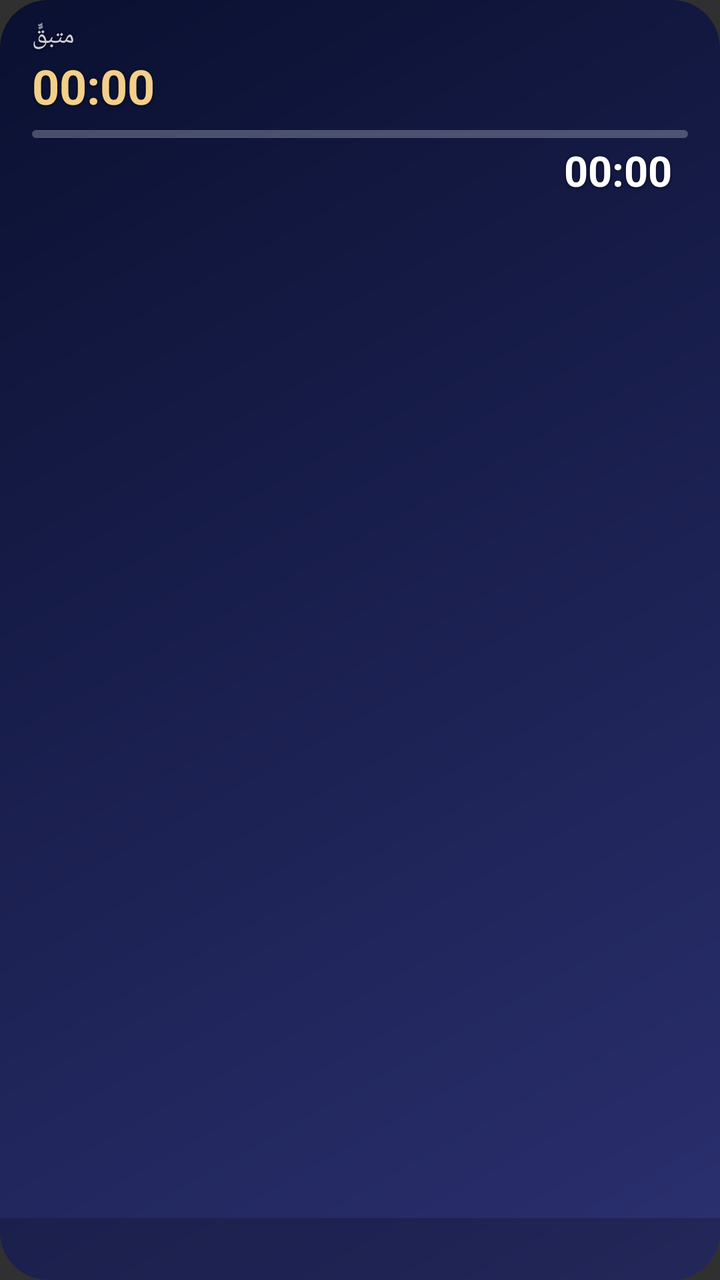
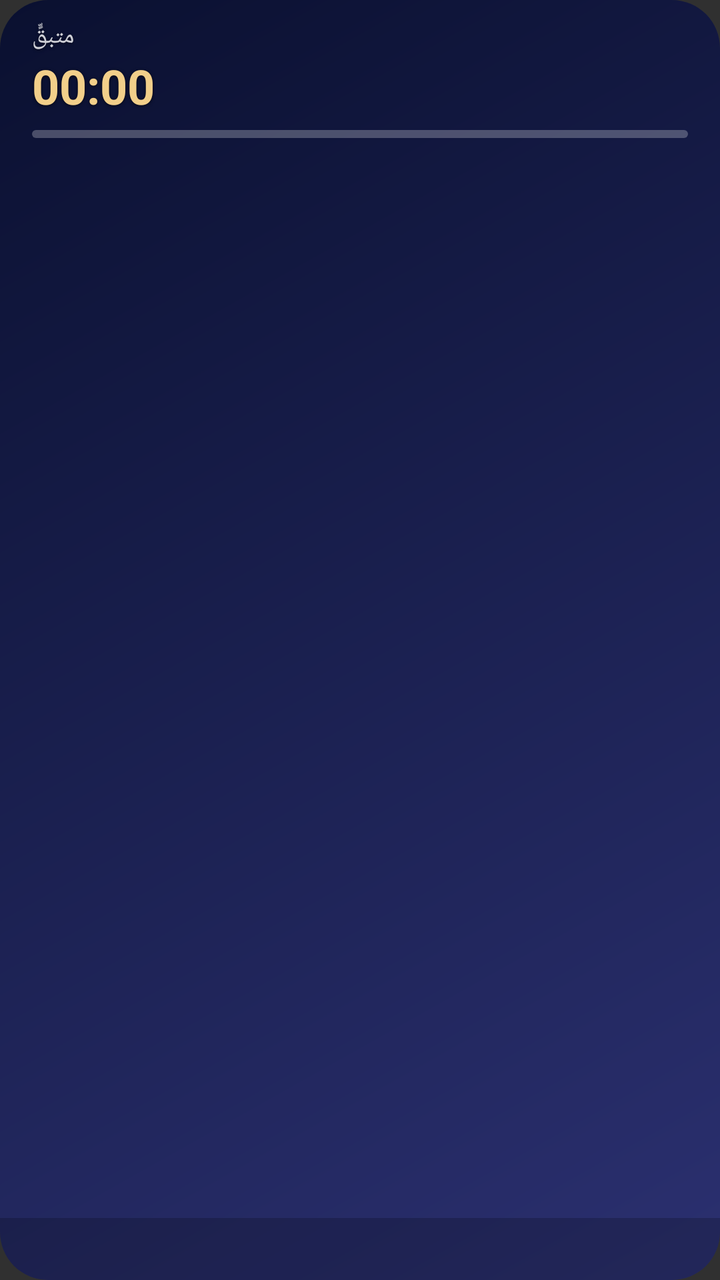

An Android layout rendered at two revisions. The XML below is the earlier revision; the diff shows what the commit changed to produce the second picture.
<!-- AndroidManifest.xml: application theme android:Theme.Material.NoActionBar.Fullscreen -->
<!-- res/layout/widget_prayer.xml -->
<?xml version="1.0" encoding="utf-8"?>
<FrameLayout xmlns:android="http://schemas.android.com/apk/res/android"
    android:id="@+id/root"
    android:layout_width="match_parent"
    android:layout_height="match_parent"
    android:layoutDirection="rtl">

    
    <ImageView
        android:id="@+id/bg"
        android:layout_width="match_parent"
        android:layout_height="match_parent"
        android:scaleType="fitXY"
        android:src="@drawable/widget_bg_night" />

<LinearLayout
    android:layout_width="match_parent"
    android:layout_height="match_parent"
    android:layoutDirection="rtl"
    android:orientation="vertical">

    
    <LinearLayout
        android:layout_width="match_parent"
        android:layout_height="wrap_content"
        android:layout_marginTop="10dp"
        android:layout_marginStart="16dp"
        android:layout_marginEnd="16dp"
        android:gravity="center_vertical"
        android:layoutDirection="rtl"
        android:orientation="horizontal">

        <LinearLayout
            android:layout_width="wrap_content"
            android:layout_height="wrap_content"
            android:orientation="vertical">

            <TextView
                android:id="@+id/city"
                style="@style/WidgetText"
                android:layout_width="wrap_content"
                android:layout_height="wrap_content"
                android:alpha="0.8"
                android:textSize="12sp" />

            <LinearLayout
                android:layout_width="wrap_content"
                android:layout_height="wrap_content"
                android:baselineAligned="true"
                android:layoutDirection="rtl"
                android:orientation="horizontal">

                <TextView
                    android:id="@+id/next_name"
                    style="@style/WidgetText"
                    android:layout_width="wrap_content"
                    android:layout_height="wrap_content"
                    android:textSize="24sp"
                    android:textStyle="bold" />

                <TextView
                    android:id="@+id/next_time"
                    style="@style/WidgetText"
                    android:layout_width="wrap_content"
                    android:layout_height="wrap_content"
                    android:layout_marginStart="8dp"
                    android:textSize="17sp" />
            </LinearLayout>
        </LinearLayout>

        
        <ViewFlipper
            android:id="@+id/ev_flip"
            android:layout_width="0dp"
            android:layout_height="wrap_content"
            android:layout_weight="1"
            android:layout_marginStart="6dp"
            android:layout_marginEnd="6dp"
            android:autoStart="true"
            android:flipInterval="5000"
            android:inAnimation="@android:anim/fade_in"
            android:outAnimation="@android:anim/fade_out">
            <LinearLayout
                android:layout_width="match_parent"
                android:layout_height="wrap_content"
                android:gravity="center_horizontal"
                android:orientation="vertical">

                <TextView
                    android:id="@+id/ev0n"
                    style="@style/WidgetText"
                    android:layout_width="wrap_content"
                    android:layout_height="wrap_content"
                    android:ellipsize="end"
                    android:maxLines="1"
                    android:textColor="#F2CF8A"
                    android:textSize="13sp"
                    android:textStyle="bold" />

                <TextView
                    android:id="@+id/ev0d"
                    style="@style/WidgetText"
                    android:layout_width="wrap_content"
                    android:layout_height="wrap_content"
                    android:maxLines="1"
                    android:textSize="13sp" />
            </LinearLayout>

            <LinearLayout
                android:layout_width="match_parent"
                android:layout_height="wrap_content"
                android:gravity="center_horizontal"
                android:orientation="vertical">

                <TextView
                    android:id="@+id/ev1n"
                    style="@style/WidgetText"
                    android:layout_width="wrap_content"
                    android:layout_height="wrap_content"
                    android:ellipsize="end"
                    android:maxLines="1"
                    android:textColor="#F2CF8A"
                    android:textSize="13sp"
                    android:textStyle="bold" />

                <TextView
                    android:id="@+id/ev1d"
                    style="@style/WidgetText"
                    android:layout_width="wrap_content"
                    android:layout_height="wrap_content"
                    android:maxLines="1"
                    android:textSize="13sp" />
            </LinearLayout>

            <LinearLayout
                android:layout_width="match_parent"
                android:layout_height="wrap_content"
                android:gravity="center_horizontal"
                android:orientation="vertical">

                <TextView
                    android:id="@+id/ev2n"
                    style="@style/WidgetText"
                    android:layout_width="wrap_content"
                    android:layout_height="wrap_content"
                    android:ellipsize="end"
                    android:maxLines="1"
                    android:textColor="#F2CF8A"
                    android:textSize="13sp"
                    android:textStyle="bold" />

                <TextView
                    android:id="@+id/ev2d"
                    style="@style/WidgetText"
                    android:layout_width="wrap_content"
                    android:layout_height="wrap_content"
                    android:maxLines="1"
                    android:textSize="13sp" />
            </LinearLayout>
        </ViewFlipper>

        <LinearLayout
            android:layout_width="wrap_content"
            android:layout_height="wrap_content"
            android:gravity="end"
            android:orientation="vertical">

            <TextView
                android:id="@+id/left_label"
                style="@style/WidgetText"
                android:layout_width="wrap_content"
                android:layout_height="wrap_content"
                android:alpha="0.8"
                android:text="متبقٍّ"
                android:textSize="12sp" />

            <Chronometer
                android:id="@+id/countdown"
                style="@style/WidgetText"
                android:layout_width="wrap_content"
                android:layout_height="wrap_content"
                android:textColor="#F2CF8A"
                android:textSize="24sp"
                android:textStyle="bold" />
        </LinearLayout>
    </LinearLayout>

    
    <ProgressBar
        android:id="@+id/progress"
        style="?android:attr/progressBarStyleHorizontal"
        android:layout_width="match_parent"
        android:layout_height="4dp"
        android:layout_marginTop="6dp"
        android:layout_marginStart="16dp"
        android:layout_marginEnd="16dp"
        android:indeterminate="false"
        android:max="1000"
        android:progressDrawable="@drawable/widget_bar" />

    <LinearLayout
        android:id="@+id/prog_row"
        android:layout_width="match_parent"
        android:layout_height="wrap_content"
        android:layout_marginTop="2dp"
        android:layout_marginStart="16dp"
        android:layout_marginEnd="16dp"
        android:layoutDirection="rtl"
        android:orientation="horizontal">

        <TextView
            android:id="@+id/cur_name"
            style="@style/WidgetText"
            android:layout_width="wrap_content"
            android:layout_height="wrap_content"
            android:layout_gravity="center_vertical"
            android:textSize="15sp"
            android:textStyle="bold" />

        <Chronometer
            android:id="@+id/elapsed"
            style="@style/WidgetText"
            android:textDirection="ltr"
            android:layout_width="wrap_content"
            android:layout_height="wrap_content"
            android:layout_marginStart="8dp"
            android:textSize="21sp"
            android:textStyle="bold" />
    </LinearLayout>

    
    <LinearLayout
        android:layout_width="match_parent"
        android:layout_height="wrap_content"
        android:layout_marginTop="4dp"
        android:layout_marginStart="8dp"
        android:layout_marginEnd="8dp"
        android:layoutDirection="rtl"
        android:orientation="horizontal">
        <LinearLayout android:id="@+id/col0" style="@style/WidgetCol">
            <TextView android:id="@+id/n0" style="@style/WidgetName" />
            <TextView android:id="@+id/t0" style="@style/WidgetTime" />
        </LinearLayout>
        <LinearLayout android:id="@+id/col1" style="@style/WidgetCol">
            <TextView android:id="@+id/n1" style="@style/WidgetName" />
            <TextView android:id="@+id/t1" style="@style/WidgetTime" />
        </LinearLayout>
        <LinearLayout android:id="@+id/col2" style="@style/WidgetCol">
            <TextView android:id="@+id/n2" style="@style/WidgetName" />
            <TextView android:id="@+id/t2" style="@style/WidgetTime" />
        </LinearLayout>
        <LinearLayout android:id="@+id/col3" style="@style/WidgetCol">
            <TextView android:id="@+id/n3" style="@style/WidgetName" />
            <TextView android:id="@+id/t3" style="@style/WidgetTime" />
        </LinearLayout>
        <LinearLayout android:id="@+id/col4" style="@style/WidgetCol">
            <TextView android:id="@+id/n4" style="@style/WidgetName" />
            <TextView android:id="@+id/t4" style="@style/WidgetTime" />
        </LinearLayout>
        <LinearLayout android:id="@+id/col5" style="@style/WidgetCol">
            <TextView android:id="@+id/n5" style="@style/WidgetName" />
            <TextView android:id="@+id/t5" style="@style/WidgetTime" />
        </LinearLayout>
    </LinearLayout>

    
    <ViewFlipper
        android:id="@+id/flip"
        android:layout_width="match_parent"
        android:layout_height="0dp"
        android:layout_weight="1"
        android:layout_marginStart="16dp"
        android:layout_marginEnd="16dp"
        android:autoStart="true"
        android:flipInterval="8000"
        android:inAnimation="@android:anim/fade_in"
        android:outAnimation="@android:anim/fade_out">

        <TextView
            android:id="@+id/dua"
            style="@style/WidgetText"
            android:layout_width="match_parent"
            android:layout_height="match_parent"
            android:ellipsize="end"
            android:gravity="center"
            android:maxLines="1"
            android:textSize="13sp" />

        <LinearLayout
            android:layout_width="match_parent"
            android:layout_height="match_parent"
            android:gravity="center"
            android:layoutDirection="rtl"
            android:orientation="horizontal">

            <TextView
                android:id="@+id/info_label"
                style="@style/WidgetText"
                android:layout_width="wrap_content"
                android:layout_height="wrap_content"
                android:ellipsize="end"
                android:maxLines="1"
                android:gravity="center"
                android:textSize="13sp" />

            <Chronometer
                android:id="@+id/info_chrono"
                style="@style/WidgetText"
                android:layout_width="wrap_content"
                android:layout_height="wrap_content"
                android:layout_marginStart="6dp"
                android:textColor="#F2CF8A"
                android:textSize="14sp"
                android:textStyle="bold"
                android:visibility="gone" />
        </LinearLayout>
    </ViewFlipper>

    
    <LinearLayout
        android:id="@+id/foot"
        android:layout_width="match_parent"
        android:layout_height="wrap_content"
        android:background="@drawable/widget_foot"
        android:gravity="center_vertical"
        android:layoutDirection="rtl"
        android:orientation="horizontal"
        android:paddingStart="16dp"
        android:paddingEnd="16dp"
        android:paddingTop="5dp"
        android:paddingBottom="7dp">

        <ImageView
            android:id="@+id/moon"
            android:layout_width="16dp"
            android:layout_height="16dp"
            android:layout_marginEnd="6dp" />

        <TextView
            android:id="@+id/hijri"
            style="@style/WidgetText"
            android:layout_width="wrap_content"
            android:layout_height="wrap_content"
            android:maxLines="1"
            android:textSize="13sp" />

        <TextView
            android:layout_width="0dp"
            android:layout_height="wrap_content"
            android:layout_weight="1" />

        <TextView
            android:id="@+id/greg"
            style="@style/WidgetText"
            android:layout_width="wrap_content"
            android:layout_height="wrap_content"
            android:maxLines="1"
            android:textSize="13sp" />
    </LinearLayout>
</LinearLayout>
</FrameLayout>
<!-- resources referenced by this layout -->
<resources>
  <!-- drawable widget_bar (drawable) -->
  <?xml version="1.0" encoding="utf-8"?>
  <layer-list xmlns:android="http://schemas.android.com/apk/res/android">
      <item android:id="@android:id/background">
          <shape android:shape="rectangle">
              <corners android:radius="2dp" />
              <solid android:color="#40FFFFFF" />
          </shape>
      </item>
      <item android:id="@android:id/progress">
          <clip android:clipOrientation="horizontal" android:gravity="right">
              <shape android:shape="rectangle">
                  <corners android:radius="2dp" />
                  <solid android:color="#F2CF8A" />
              </shape>
          </clip>
      </item>
  </layer-list>
  <!-- drawable widget_bg_night (drawable) -->
  <?xml version="1.0" encoding="utf-8"?>
  <shape xmlns:android="http://schemas.android.com/apk/res/android" android:shape="rectangle">
      <corners android:radius="24dp" />
      <gradient android:angle="315" android:startColor="#0A1030" android:endColor="#2B3070" />
  </shape>
  <!-- drawable widget_foot (drawable) -->
  <?xml version="1.0" encoding="utf-8"?>
  <shape xmlns:android="http://schemas.android.com/apk/res/android" android:shape="rectangle">
      <corners android:bottomLeftRadius="24dp" android:bottomRightRadius="24dp" />
      <solid android:color="#33000000" />
  </shape>
  <style name="WidgetCol">
          <item name="android:layout_width">0dp</item>
          <item name="android:layout_height">wrap_content</item>
          <item name="android:layout_weight">1</item>
          <item name="android:orientation">vertical</item>
          <item name="android:gravity">center_horizontal</item>
          <item name="android:paddingTop">3dp</item>
          <item name="android:paddingBottom">3dp</item>
      </style>
  <style name="WidgetName" parent="WidgetText">
          <item name="android:layout_width">wrap_content</item>
          <item name="android:layout_height">wrap_content</item>
          <item name="android:textSize">13sp</item>
      </style>
  <style name="WidgetText">
          <item name="android:textColor">#FFFFFF</item>
          <item name="android:shadowColor">#B3000000</item>
          <item name="android:shadowDy">1</item>
          <item name="android:shadowRadius">4</item>
      </style>
  <style name="WidgetTime" parent="WidgetText">
          <item name="android:layout_width">wrap_content</item>
          <item name="android:layout_height">wrap_content</item>
          <item name="android:textSize">17sp</item>
          <item name="android:textStyle">bold</item>
      </style>
</resources>

<!-- the commit's change to res/layout/widget_prayer.xml (unified diff, before → after) -->
@@ -94,7 +94,7 @@
                     android:ellipsize="end"
                     android:maxLines="1"
                     android:textColor="#F2CF8A"
-                    android:textSize="13sp"
+                    android:textSize="17sp"
                     android:textStyle="bold" />
 
                 <TextView
@@ -103,7 +103,7 @@
                     android:layout_width="wrap_content"
                     android:layout_height="wrap_content"
                     android:maxLines="1"
-                    android:textSize="13sp" />
+                    android:textSize="17sp" />
             </LinearLayout>
 
             <LinearLayout
@@ -120,7 +120,7 @@
                     android:ellipsize="end"
                     android:maxLines="1"
                     android:textColor="#F2CF8A"
-                    android:textSize="13sp"
+                    android:textSize="17sp"
                     android:textStyle="bold" />
 
                 <TextView
@@ -129,7 +129,7 @@
                     android:layout_width="wrap_content"
                     android:layout_height="wrap_content"
                     android:maxLines="1"
-                    android:textSize="13sp" />
+                    android:textSize="17sp" />
             </LinearLayout>
 
             <LinearLayout
@@ -146,7 +146,7 @@
                     android:ellipsize="end"
                     android:maxLines="1"
                     android:textColor="#F2CF8A"
-                    android:textSize="13sp"
+                    android:textSize="17sp"
                     android:textStyle="bold" />
 
                 <TextView
@@ -155,7 +155,7 @@
                     android:layout_width="wrap_content"
                     android:layout_height="wrap_content"
                     android:maxLines="1"
-                    android:textSize="13sp" />
+                    android:textSize="17sp" />
             </LinearLayout>
         </ViewFlipper>
 
@@ -197,36 +197,6 @@
         android:indeterminate="false"
         android:max="1000"
         android:progressDrawable="@drawable/widget_bar" />
-
-    <LinearLayout
-        android:id="@+id/prog_row"
-        android:layout_width="match_parent"
-        android:layout_height="wrap_content"
-        android:layout_marginTop="2dp"
-        android:layout_marginStart="16dp"
-        android:layout_marginEnd="16dp"
-        android:layoutDirection="rtl"
-        android:orientation="horizontal">
-
-        <TextView
-            android:id="@+id/cur_name"
-            style="@style/WidgetText"
-            android:layout_width="wrap_content"
-            android:layout_height="wrap_content"
-            android:layout_gravity="center_vertical"
-            android:textSize="15sp"
-            android:textStyle="bold" />
-
-        <Chronometer
-            android:id="@+id/elapsed"
-            style="@style/WidgetText"
-            android:textDirection="ltr"
-            android:layout_width="wrap_content"
-            android:layout_height="wrap_content"
-            android:layout_marginStart="8dp"
-            android:textSize="21sp"
-            android:textStyle="bold" />
-    </LinearLayout>
 
     
     <LinearLayout
@@ -330,6 +300,19 @@
         android:paddingTop="5dp"
         android:paddingBottom="7dp">
 
+        <TextView
+            android:id="@+id/greg"
+            style="@style/WidgetText"
+            android:layout_width="wrap_content"
+            android:layout_height="wrap_content"
+            android:maxLines="1"
+            android:textSize="13sp" />
+
+        <TextView
+            android:layout_width="0dp"
+            android:layout_height="wrap_content"
+            android:layout_weight="1" />
+
         <ImageView
             android:id="@+id/moon"
             android:layout_width="16dp"
@@ -343,19 +326,6 @@
             android:layout_height="wrap_content"
             android:maxLines="1"
             android:textSize="13sp" />
-
-        <TextView
-            android:layout_width="0dp"
-            android:layout_height="wrap_content"
-            android:layout_weight="1" />
-
-        <TextView
-            android:id="@+id/greg"
-            style="@style/WidgetText"
-            android:layout_width="wrap_content"
-            android:layout_height="wrap_content"
-            android:maxLines="1"
-            android:textSize="13sp" />
     </LinearLayout>
 </LinearLayout>
 </FrameLayout>
